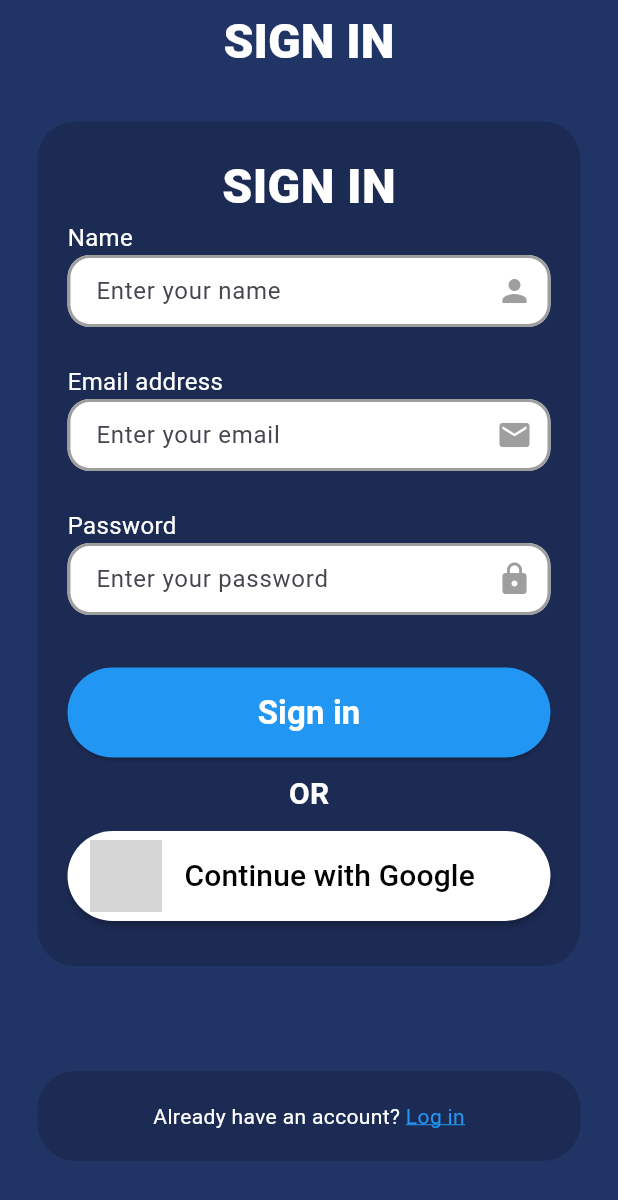
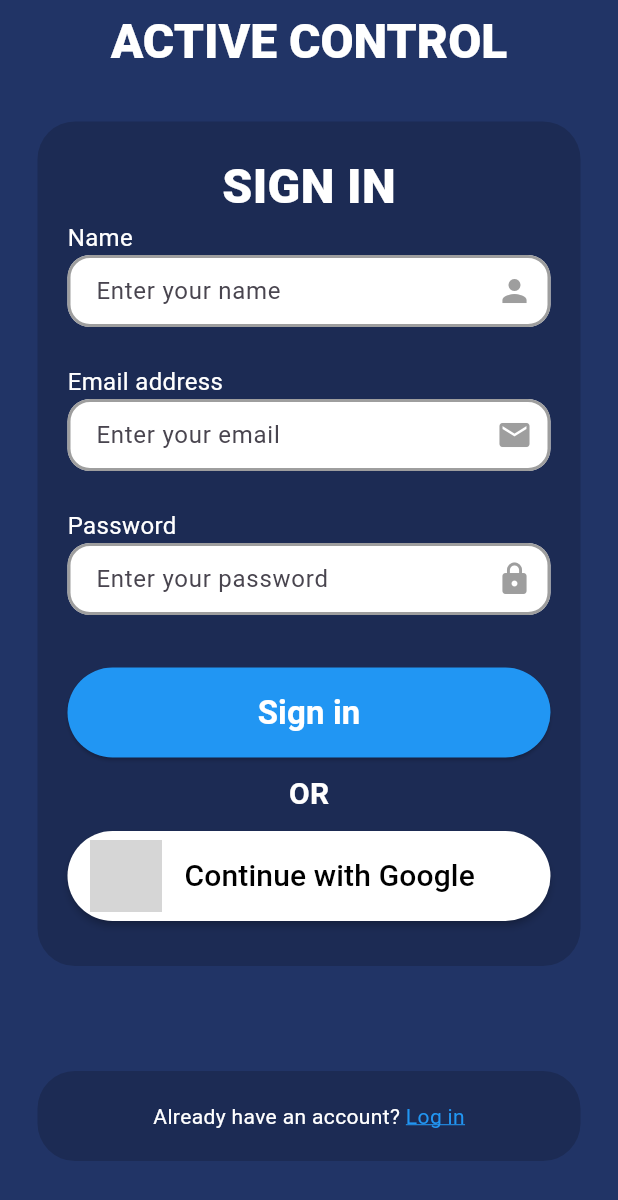
Before and after one commit to WizTV/active_control, a Flutter app: the screen it shows after launch, on a phone screen of 412 x 824 dp. Shown: the top 1200 px of the screen. Run offline on Flutter 3.47's test engine with Material 3 defaults, Android fonts, the phone set to English and light mode, and no system bars; our stand-ins replace firebase_core, flutter_svg; accounts and stored records are empty; grey boxes are pictures that could not be loaded.

Commit message:
re-touch

```diff
--- a/lib/pages/register_page.dart
+++ b/lib/pages/register_page.dart
@@ -20,7 +20,7 @@ class RegisterPage extends StatelessWidget {
         backgroundColor: const Color.fromRGBO(33, 52, 102, 1),
         appBar: AppBar(
           title: const Text(
-            'SIGN IN',
+            'ACTIVE CONTROL',
             style: TextStyle(
               color: Color.fromRGBO(255, 255, 255, 1),
               fontWeight: FontWeight.w800,
```
